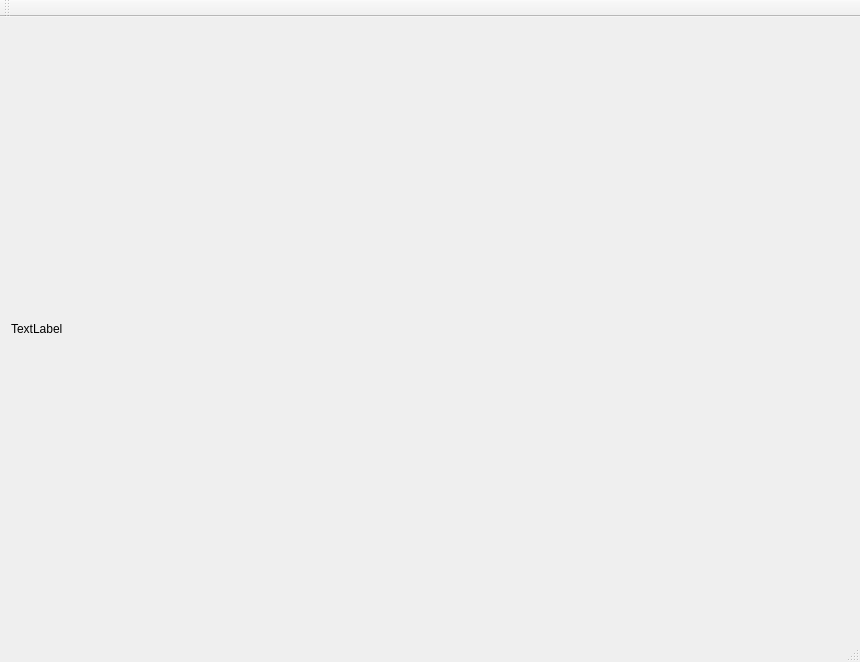
This is mainwindow.ui in mehome/derpdrive as Qt 5 draws it before an edit. The edited form follows.
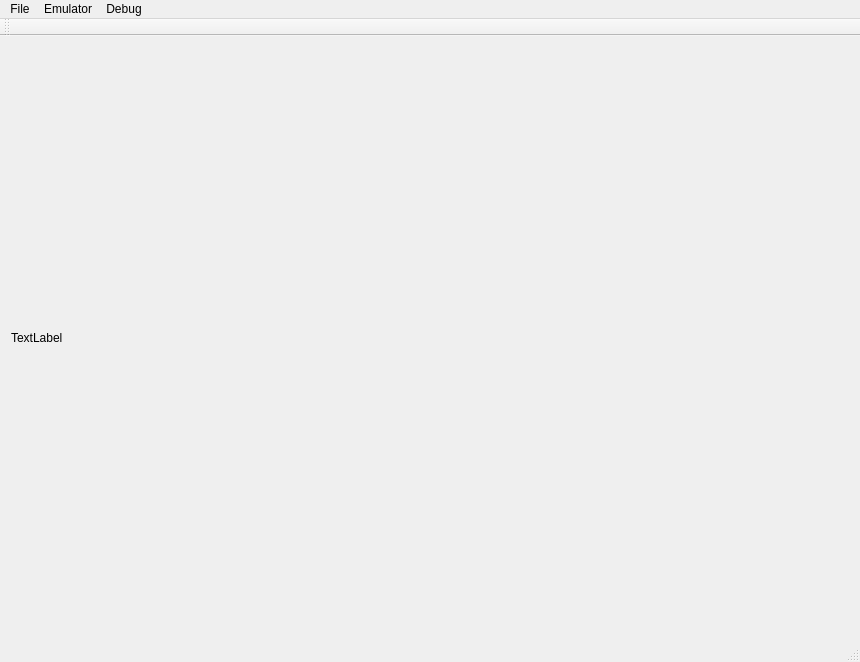
This is the edited form.

What changed in the file:
```diff
--- a/mainwindow.ui
+++ b/mainwindow.ui
@@ -36,6 +36,26 @@
      <height>22</height>
     </rect>
    </property>
+   <widget class="QMenu" name="menuFile">
+    <property name="title">
+     <string>File</string>
+    </property>
+   </widget>
+   <widget class="QMenu" name="menuEmulator">
+    <property name="title">
+     <string>Emulator</string>
+    </property>
+   </widget>
+   <widget class="QMenu" name="menuDebug">
+    <property name="title">
+     <string>Debug</string>
+    </property>
+    <addaction name="actionView_CRAM"/>
+    <addaction name="actionView_VRAM"/>
+   </widget>
+   <addaction name="menuFile"/>
+   <addaction name="menuEmulator"/>
+   <addaction name="menuDebug"/>
   </widget>
   <widget class="QToolBar" name="mainToolBar">
    <attribute name="toolBarArea">
```
Left out of the diff: 10 changed lines with no effect on the pictures.
